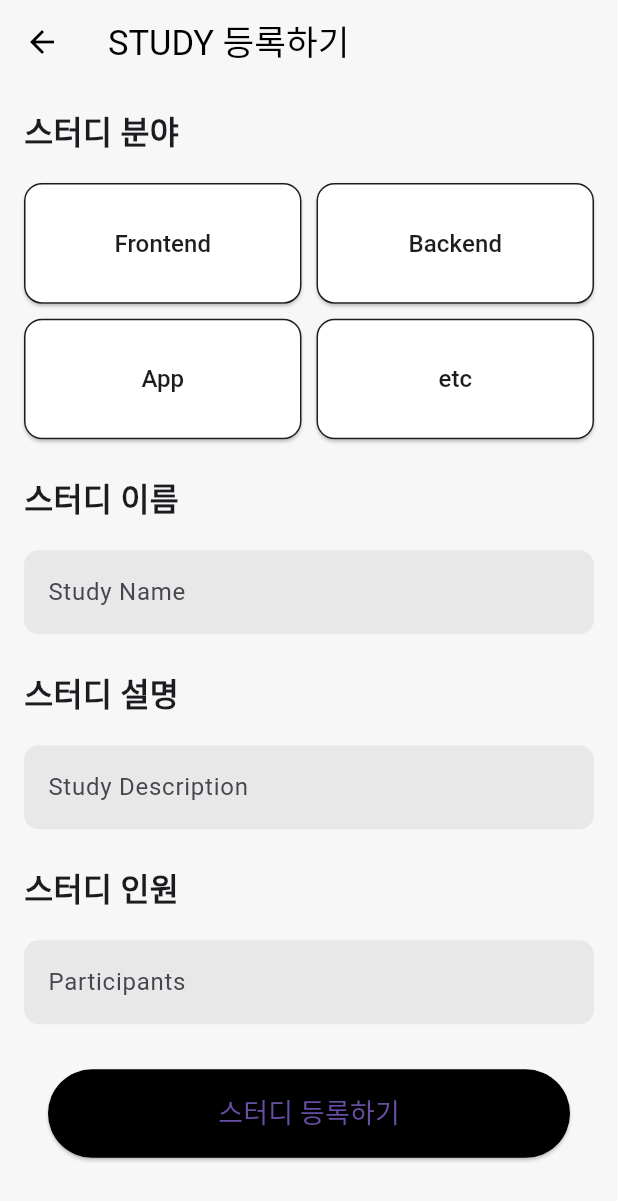
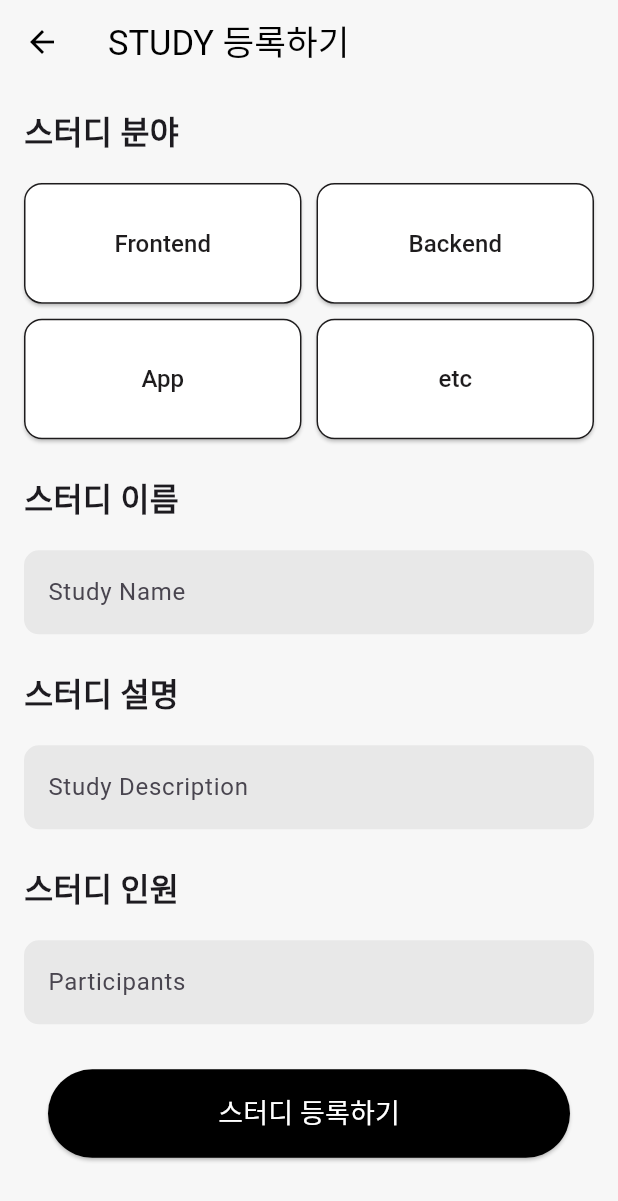
Before and after one commit to SungyeopJeong/MadcampWeek2, a Flutter app: the StudyAdd screen opened directly, on a phone screen of 412 x 824 dp. Shown: the top 1201 px of the screen. Run offline on Flutter 3.47's test engine with Material 3 defaults, Android fonts, the phone set to English and light mode, and no system bars; our stand-ins replace flutter_dotenv, flutter_svg, google_sign_in; missing offline and left inert: kakao_flutter_sdk; accounts and stored records are empty; network calls fail; Roboto replaces fonts that are missing (Pretendard).

Commit message:
flutter version upgrade

```diff
--- a/lib/pages/studyadd_page.dart
+++ b/lib/pages/studyadd_page.dart
@@ -2,8 +2,10 @@
 
 import 'dart:convert';
 import 'package:devil/pages/main_page.dart';
+import 'package:devil/viewmodels/info_model.dart';
 import 'package:flutter/material.dart';
 import 'package:http/http.dart' as http;
+import 'package:provider/provider.dart';
 
 class StudyAdd extends StatefulWidget {
   const StudyAdd({Key? key}) : super(key: key);
@@ -13,12 +15,12 @@ class StudyAdd extends StatefulWidget {
 }
 
 class _StudyAddState extends State<StudyAdd> {
-  final String userid = "7";
   final TextEditingController _studyNameController = TextEditingController();
   final TextEditingController _descriptionController = TextEditingController();
   final TextEditingController _participantsController = TextEditingController();
   String selectedCategory = ""; // Added variable to store the selected category
   final List<String> categories = ["Frontend", "Backend", "App", "etc"];
+  String userid = "";
 
   Future<void> _submitStudy() async {
     String url = 'http://10.0.2.2:3000/api/study';
@@ -210,7 +212,7 @@ class _StudyAddState extends State<StudyAdd> {
                       padding: EdgeInsets.all(16),
                       child: Text(
                         '스터디 등록하기',
-                        style: TextStyle(fontSize: 18),
+                        style: TextStyle(fontSize: 18, color: Colors.white),
                       ),
                     ),
                   ),
--- a/lib/pages/studydetail_page.dart
+++ b/lib/pages/studydetail_page.dart
@@ -52,6 +52,7 @@ class _StudydetailState extends State<Studydetail> {
                 child: Container(
                   padding: const EdgeInsets.all(
                       16.0), // Adjust the padding as needed
+                  child: SingleChildScrollView(
                     child: Column(
                       crossAxisAlignment: CrossAxisAlignment.start,
                       children: [
@@ -92,7 +93,7 @@ class _StudydetailState extends State<Studydetail> {
                           style: const TextStyle(fontSize: 18),
                         ),
                         const SizedBox(
-                        height: 60,
+                          height: 30,
                         ),
                         ElevatedButton(
                           onPressed: () {
@@ -117,6 +118,7 @@ class _StudydetailState extends State<Studydetail> {
                           ),
                         ),
                       ],
+                    ),
                   ),
                 )),
           ),
```
Lines whose indentation alone changed are shown as unchanged.
